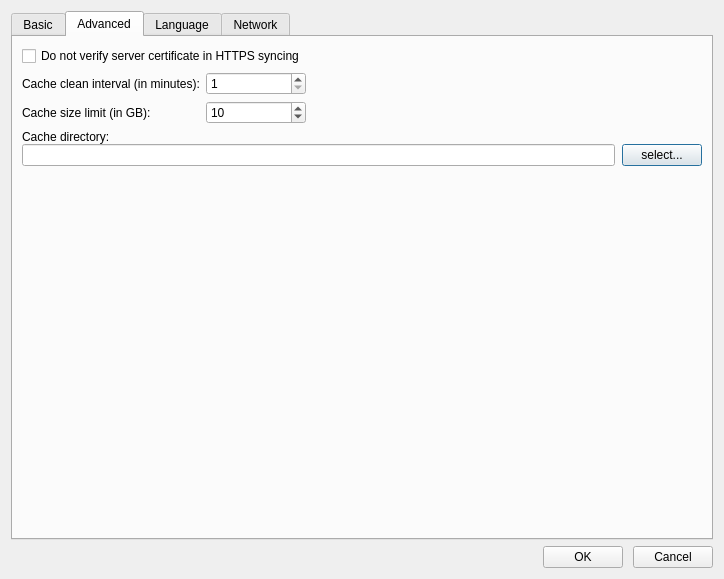
Before: the Qt Designer form ui/settings-dialog.ui in haiwen/seadrive-gui, drawn with Qt 5.
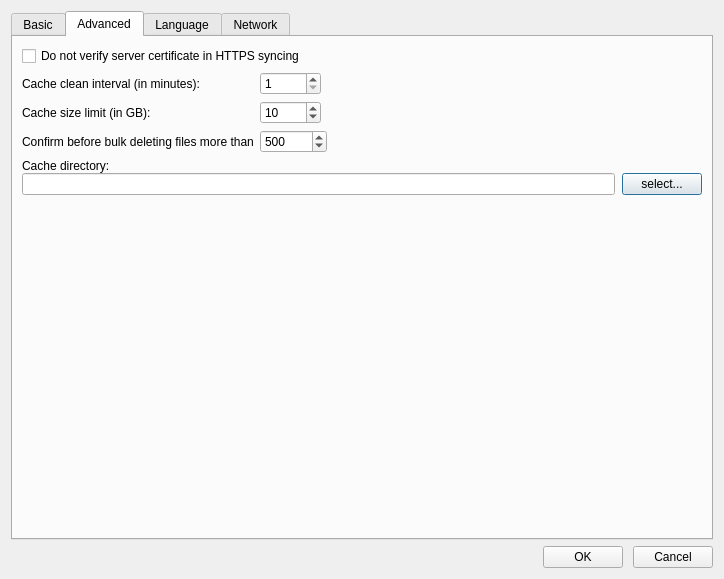
After: the same form once the commit is applied.

Commit message:
Notify users before bulk deleting files (#342)
* Fix moc compile errors

* Notify users before bulk deleting files

Diff of the .ui file:
```diff
--- a/ui/settings-dialog.ui
+++ b/ui/settings-dialog.ui
@@ -138,6 +138,9 @@
        </item>
        <item>
         <layout class="QFormLayout" name="formLayout_3">
+         <property name="fieldGrowthPolicy">
+          <enum>QFormLayout::ExpandingFieldsGrow</enum>
+         </property>
          <property name="labelAlignment">
           <set>Qt::AlignLeading|Qt::AlignLeft|Qt::AlignVCenter</set>
          </property>
@@ -199,6 +202,26 @@
            </property>
           </widget>
          </item>
+         <item row="2" column="0">
+          <widget class="QLabel" name="label_8">
+           <property name="text">
+            <string>Confirm before bulk deleting files more than</string>
+           </property>
+          </widget>
+         </item>
+         <item row="2" column="1">
+          <widget class="QSpinBox" name="mDeleteConfirmSpinBox">
+           <property name="minimum">
+            <number>1</number>
+           </property>
+           <property name="maximum">
+            <number>100000</number>
+           </property>
+           <property name="value">
+            <number>500</number>
+           </property>
+          </widget>
+         </item>
         </layout>
        </item>
        <item>
```
The commit also changes 9 other files.
